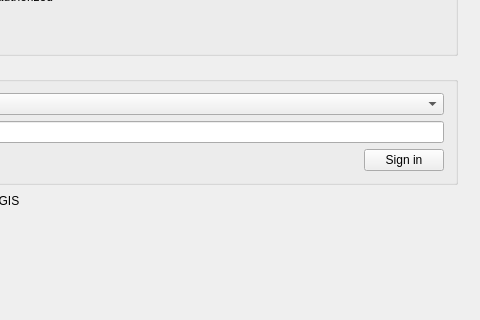
The window that src/ui/qgsoptionsbase.ui (nextgis/nextgisqgis) describes before a commit, drawn with Qt 5; both pictures show x 311 to 791 and y 106 to 426 of the 791 by 658 pixel window.
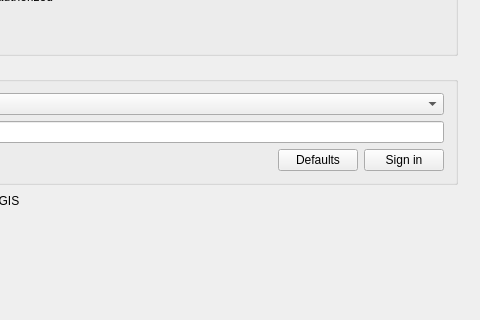
The same window after the commit. Icons and pictures are not drawn. Custom widgets are drawn as their Qt base class.

Patch:
```diff
--- a/src/ui/qgsoptionsbase.ui
+++ b/src/ui/qgsoptionsbase.ui
@@ -5444,6 +5444,13 @@
                   </property>
                  </spacer>
                 </item>
+                <item>
+                 <widget class="QPushButton" name="defaultsButton">
+                  <property name="text">
+                   <string>Defaults</string>
+                  </property>
+                 </widget>
+                </item>
                 <item>
                  <widget class="QPushButton" name="signinButton">
                   <property name="text">
```
